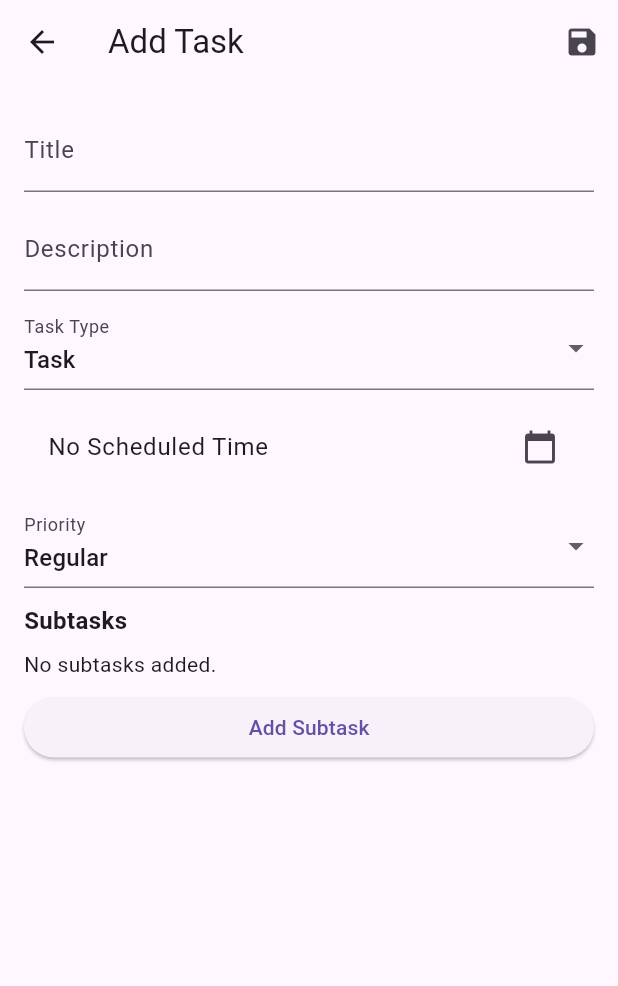
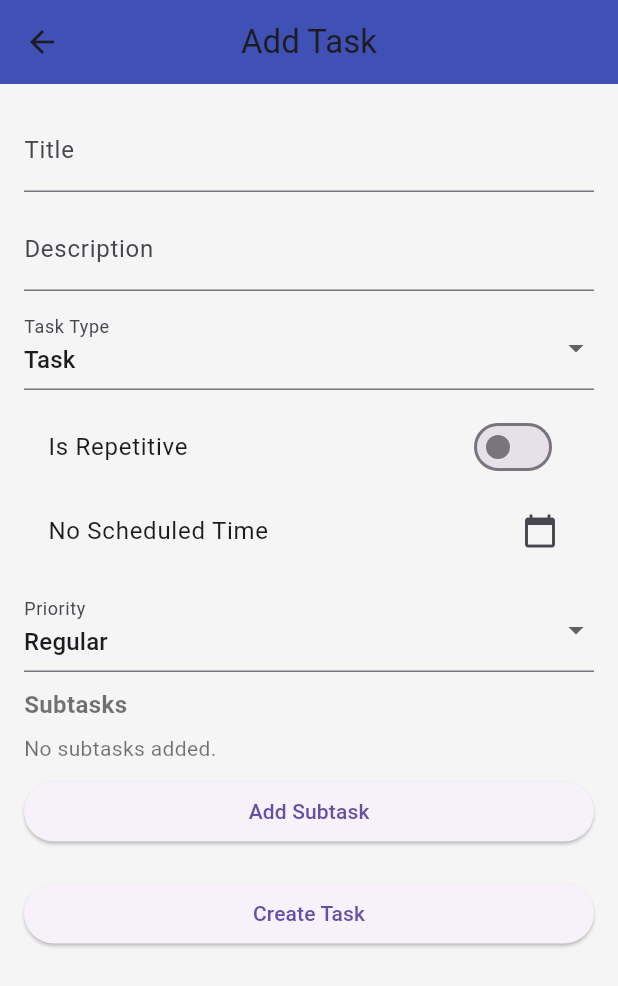
Before and after one commit to indrajagadeesh/myapp, a Flutter app: the screen it shows after launch, after a tap on the "add" icon, on a phone screen of 412 x 824 dp. Shown: the top 986 px of the screen. Run offline on Flutter 3.47's test engine with Material 3 defaults, Android fonts, the phone set to English and light mode, and no system bars; our stand-ins replace fl_chart, flutter_local_notifications, hive, hive_flutter, timezone; accounts and stored records are empty.

Commit message:
working with some issues

```diff
--- a/lib/main.dart
+++ b/lib/main.dart
@@ -19,6 +19,7 @@ import 'utils/theme.dart';
 void main() async {
   WidgetsFlutterBinding.ensureInitialized();
 
+  try {
     await Hive.initFlutter();
 
     // Register TypeAdapters
@@ -52,7 +53,20 @@ void main() async {
     await Hive.openBox<Folder>('folders');
     await Hive.openBox<Subtask>('subtasks');
 
-  runApp(MyApp());
+    runApp(const MyApp());
+  } catch (e, stackTrace) {
+    // Print the error to the console
+    print('Error during initialization: $e');
+    print(stackTrace);
+    // Optionally, you can show a simple error screen
+    runApp(MaterialApp(
+      home: Scaffold(
+        body: Center(
+          child: Text('An error occurred during initialization.\n$e'),
+        ),
+      ),
+    ));
+  }
 }
 
 class MyApp extends StatelessWidget {
--- a/lib/models/task.dart
+++ b/lib/models/task.dart
@@ -31,8 +31,9 @@ class Task extends HiveObject {
   @HiveField(7)
   List<Subtask> subtasks;
 
+  // Changed from Duration to int (microseconds)
   @HiveField(8)
-  Duration timeSpent;
+  int timeSpentMicroseconds;
 
   @HiveField(9)
   String? folderId;
@@ -62,14 +63,21 @@ class Task extends HiveObject {
     this.hasAlarm = false,
     this.priority = TaskPriority.Regular,
     this.subtasks = const [],
-    this.timeSpent = Duration.zero,
+    Duration timeSpent = Duration.zero,
     this.folderId,
     this.isCompleted = false,
     this.completedDate,
     this.isRepetitive = false,
     this.frequency = Frequency.Daily,
     this.selectedWeekdays,
-  });
+  }) : timeSpentMicroseconds = timeSpent.inMicroseconds;
+
+  // Getter and setter for timeSpent as Duration
+  Duration get timeSpent => Duration(microseconds: timeSpentMicroseconds);
+
+  set timeSpent(Duration value) {
+    timeSpentMicroseconds = value.inMicroseconds;
+  }
 }
 
 @HiveType(typeId: 0)
--- a/lib/screens/add_task_screen.dart
+++ b/lib/screens/add_task_screen.dart
@@ -29,6 +29,11 @@ class _AddTaskScreenState extends State<AddTaskScreen> {
   TaskPriority _priority = TaskPriority.Regular;
   List<Subtask> _subtasks = [];
 
+  // New fields for frequency and weekdays
+  bool _isRepetitive = false;
+  Frequency _frequency = Frequency.Daily;
+  List<Weekday> _selectedWeekdays = [];
+
   @override
   void initState() {
     super.initState();
@@ -44,6 +49,9 @@ class _AddTaskScreenState extends State<AddTaskScreen> {
         _hasAlarm = task.hasAlarm;
         _priority = task.priority;
         _subtasks = List.from(task.subtasks);
+        _isRepetitive = task.isRepetitive;
+        _frequency = task.frequency;
+        _selectedWeekdays = task.selectedWeekdays ?? [];
       }
     }
   }
@@ -63,6 +71,19 @@ class _AddTaskScreenState extends State<AddTaskScreen> {
   void _submit() {
     if (_formKey.currentState!.validate()) {
       _formKey.currentState!.save();
+
+      // Validate that scheduledTime is in the future if hasAlarm is true
+      if (_hasAlarm && _scheduledTime != null) {
+        if (_scheduledTime!.isBefore(DateTime.now())) {
+          ScaffoldMessenger.of(context).showSnackBar(
+            const SnackBar(
+              content: Text('Scheduled time must be in the future.'),
+            ),
+          );
+          return;
+        }
+      }
+
       final taskProvider = Provider.of<TaskProvider>(context, listen: false);
 
       if (widget.taskId != null) {
@@ -76,6 +97,9 @@ class _AddTaskScreenState extends State<AddTaskScreen> {
           task.hasAlarm = _hasAlarm;
           task.priority = _priority;
           task.subtasks = _subtasks;
+          task.isRepetitive = _isRepetitive;
+          task.frequency = _frequency;
+          task.selectedWeekdays = _selectedWeekdays;
           taskProvider.updateTask(task);
         }
       } else {
@@ -89,10 +113,90 @@ class _AddTaskScreenState extends State<AddTaskScreen> {
           hasAlarm: _hasAlarm,
           priority: _priority,
           subtasks: _subtasks,
+          isRepetitive: _isRepetitive,
+          frequency: _frequency,
+          selectedWeekdays: _selectedWeekdays,
         );
         taskProvider.addTask(newTask);
       }
       Navigator.pop(context);
+    }
+  }
+
+  void _showWeekdaySelectionDialog() {
+    showDialog(
+      context: context,
+      builder: (BuildContext context) {
+        List<Weekday> weekdays = Weekday.values;
+        return AlertDialog(
+          title: const Text('Select Days'),
+          content: SingleChildScrollView(
+            child: Column(
+              children: weekdays.map((weekday) {
+                return CheckboxListTile(
+                  title: Text(weekdayText(weekday)),
+                  value: _selectedWeekdays.contains(weekday),
+                  onChanged: (bool? value) {
+                    setState(() {
+                      if (value == true) {
+                        _selectedWeekdays.add(weekday);
+                      } else {
+                        _selectedWeekdays.remove(weekday);
+                      }
+                    });
+                  },
+                );
+              }).toList(),
+            ),
+          ),
+          actions: [
+            TextButton(
+              onPressed: () => Navigator.pop(context),
+              child: const Text('Done'),
+            ),
+          ],
+        );
+      },
+    );
+  }
+
+  Future<void> _pickScheduledTime() async {
+    final DateTime now = DateTime.now();
+    final DateTime initialDate = _scheduledTime ?? now;
+    final DateTime? pickedDate = await showDatePicker(
+      context: context,
+      initialDate: initialDate.isBefore(now) ? now : initialDate,
+      firstDate: now,
+      lastDate: DateTime(2100),
+    );
+    if (pickedDate != null) {
+      final TimeOfDay? pickedTime = await showTimePicker(
+        context: context,
+        initialTime: _scheduledTime != null
+            ? TimeOfDay.fromDateTime(_scheduledTime!)
+            : TimeOfDay.now(),
+      );
+      if (pickedTime != null) {
+        final DateTime pickedDateTime = DateTime(
+          pickedDate.year,
+          pickedDate.month,
+          pickedDate.day,
+          pickedTime.hour,
+          pickedTime.minute,
+        );
+        if (pickedDateTime.isBefore(now)) {
+          ScaffoldMessenger.of(context).showSnackBar(
+            const SnackBar(
+              content: Text('Scheduled time must be in the future.'),
+            ),
+          );
+          return;
+        }
+        setState(() {
+          _scheduledTime = pickedDateTime;
+          _hasAlarm = true;
+        });
+      }
     }
   }
 
@@ -102,12 +206,6 @@ class _AddTaskScreenState extends State<AddTaskScreen> {
     return Scaffold(
       appBar: AppBar(
         title: Text(isEditing ? 'Edit Task' : 'Add Task'),
-        actions: [
-          IconButton(
-            icon: const Icon(Icons.save),
-            onPressed: _submit,
-          ),
-        ],
       ),
       body: Padding(
         padding: const EdgeInsets.all(16.0),
@@ -152,40 +250,57 @@ class _AddTaskScreenState extends State<AddTaskScreen> {
                 },
               ),
               const SizedBox(height: 10),
+              // Repetitive Task Switch
+              SwitchListTile(
+                title: const Text('Is Repetitive'),
+                value: _isRepetitive,
+                onChanged: (bool value) {
+                  setState(() {
+                    _isRepetitive = value;
+                  });
+                },
+              ),
+              if (_isRepetitive) ...[
+                // Frequency Dropdown
+                DropdownButtonFormField<Frequency>(
+                  value: _frequency,
+                  decoration: const InputDecoration(labelText: 'Frequency'),
+                  items: Frequency.values.map((Frequency freq) {
+                    return DropdownMenuItem<Frequency>(
+                      value: freq,
+                      child: Text(frequencyText(freq)),
+                    );
+                  }).toList(),
+                  onChanged: (Frequency? newValue) {
+                    setState(() {
+                      _frequency = newValue ?? Frequency.Daily;
+                    });
+                  },
+                ),
+                const SizedBox(height: 10),
+                // Weekday Selection
+                ElevatedButton(
+                  onPressed: _showWeekdaySelectionDialog,
+                  child: const Text('Select Days'),
+                ),
+                if (_selectedWeekdays.isNotEmpty)
+                  Wrap(
+                    spacing: 8.0,
+                    children: _selectedWeekdays.map((weekday) {
+                      return Chip(
+                        label: Text(weekdayText(weekday)),
+                      );
+                    }).toList(),
+                  ),
+                const SizedBox(height: 10),
+              ],
               // Scheduled Time Picker
               ListTile(
                 title: Text(_scheduledTime == null
                     ? 'No Scheduled Time'
                     : 'Scheduled Time: ${_scheduledTime!.toLocal()}'),
                 trailing: const Icon(Icons.calendar_today),
-                onTap: () async {
-                  final DateTime? pickedDate = await showDatePicker(
-                    context: context,
-                    initialDate: _scheduledTime ?? DateTime.now(),
-                    firstDate: DateTime.now(),
-                    lastDate: DateTime(2100),
-                  );
-                  if (pickedDate != null) {
-                    final TimeOfDay? pickedTime = await showTimePicker(
-                      context: context,
-                      initialTime: _scheduledTime != null
-                          ? TimeOfDay.fromDateTime(_scheduledTime!)
-                          : TimeOfDay.now(),
-                    );
-                    if (pickedTime != null) {
-                      setState(() {
-                        _scheduledTime = DateTime(
-                          pickedDate.year,
-                          pickedDate.month,
-                          pickedDate.day,
-                          pickedTime.hour,
-                          pickedTime.minute,
-                        );
-                        _hasAlarm = true;
-                      });
-                    }
-                  }
-                },
+                onTap: _pickScheduledTime,
               ),
               const SizedBox(height: 10),
               // Priority Dropdown
@@ -236,6 +351,12 @@ class _AddTaskScreenState extends State<AddTaskScreen> {
                 },
                 child: const Text('Add Subtask'),
               ),
+              const SizedBox(height: 20),
+              // Submit Button
+              ElevatedButton(
+                onPressed: _submit,
+                child: Text(isEditing ? 'Update Task' : 'Create Task'),
+              ),
             ],
           ),
         ),
--- a/lib/screens/home_screen.dart
+++ b/lib/screens/home_screen.dart
@@ -17,10 +17,32 @@ class HomeScreen extends StatelessWidget {
       );
     } else {
       return Column(
-        children: tasks.map((task) {
-          return ListTile(
+        crossAxisAlignment: CrossAxisAlignment.start,
+        children: [
+          Padding(
+            padding: const EdgeInsets.symmetric(horizontal: 16.0),
+            child: Text(
+              title,
+              style: const TextStyle(fontSize: 22, fontWeight: FontWeight.bold),
+            ),
+          ),
+          const SizedBox(height: 10),
+          ...tasks.map((task) {
+            return Card(
+              elevation: 2,
+              margin:
+                  const EdgeInsets.symmetric(vertical: 8.0, horizontal: 16.0),
+              child: ListTile(
+                leading: Icon(
+                  task.isCompleted
+                      ? Icons.check_circle
+                      : Icons.radio_button_unchecked,
+                  color: task.isCompleted ? Colors.green : Colors.grey,
+                ),
                 title: Text(task.title),
-            subtitle: Text(priorityText(task.priority)),
+                subtitle: Text(
+                    '${priorityText(task.priority)} • ${taskTypeText(task.taskType)}'),
+                trailing: const Icon(Icons.arrow_forward_ios),
                 onTap: () {
                   Navigator.pushNamed(
                     context,
@@ -28,8 +50,10 @@ class HomeScreen extends StatelessWidget {
                     arguments: {'taskId': task.id},
                   );
                 },
+              ),
             );
           }).toList(),
+        ],
       );
     }
   }
@@ -58,27 +82,15 @@ class HomeScreen extends StatelessWidget {
           ),
         ],
       ),
-      body: ListView(
+      body: SingleChildScrollView(
+        child: Column(
           children: [
-          // Display Tasks
-          const Padding(
-            padding: EdgeInsets.all(8.0),
-            child: Text(
-              'Tasks',
-              style: TextStyle(fontSize: 18, fontWeight: FontWeight.bold),
+            const SizedBox(height: 16),
+            _buildTaskList(context, tasks, 'Tasks'),
+            const SizedBox(height: 16),
+            _buildTaskList(context, routines, 'Routines'),
+          ],
         ),
-          ),
-          _buildTaskList(context, tasks, 'tasks'),
-          // Display Routines
-          const Padding(
-            padding: EdgeInsets.all(8.0),
-            child: Text(
-              'Routines',
-              style: TextStyle(fontSize: 18, fontWeight: FontWeight.bold),
-            ),
-          ),
-          _buildTaskList(context, routines, 'routines'),
-        ],
       ),
       floatingActionButton: FloatingActionButton(
         onPressed: () {
--- a/lib/utils/notification_service.dart
+++ b/lib/utils/notification_service.dart
@@ -12,11 +12,25 @@ class NotificationService {
   static Future<void> initialize() async {
     tz.initializeTimeZones();
 
+    // Android initialization settings
     const AndroidInitializationSettings initializationSettingsAndroid =
         AndroidInitializationSettings('@mipmap/ic_launcher');
 
+    // iOS initialization settings
+    const DarwinInitializationSettings initializationSettingsDarwin =
+        DarwinInitializationSettings(
+      requestAlertPermission: true,
+      requestBadgePermission: true,
+      requestSoundPermission: true,
+    );
+
+    // Initialization settings for both platforms
     const InitializationSettings initializationSettings =
-        InitializationSettings(android: initializationSettingsAndroid);
+        InitializationSettings(
+      android: initializationSettingsAndroid,
+      iOS: initializationSettingsDarwin,
+      macOS: initializationSettingsDarwin,
+    );
 
     await _notificationsPlugin.initialize(initializationSettings);
   }
@@ -24,11 +38,21 @@ class NotificationService {
   static Future<void> scheduleNotification(Task task) async {
     if (task.scheduledTime == null) return;
 
+    // Ensure the scheduled time is in the future
+    final tz.TZDateTime scheduledDate =
+        tz.TZDateTime.from(task.scheduledTime!, tz.local);
+
+    if (scheduledDate.isBefore(tz.TZDateTime.now(tz.local))) {
+      // Do not schedule the notification if the time is in the past
+      print('Cannot schedule notification for a past date/time.');
+      return;
+    }
+
     await _notificationsPlugin.zonedSchedule(
       task.key as int, // Unique ID for the notification
       task.title,
       task.description,
-      tz.TZDateTime.from(task.scheduledTime!, tz.local),
+      scheduledDate,
       const NotificationDetails(
         android: AndroidNotificationDetails(
           'task_channel',
@@ -37,6 +61,8 @@ class NotificationService {
           importance: Importance.max,
           priority: Priority.high,
         ),
+        iOS: DarwinNotificationDetails(),
+        macOS: DarwinNotificationDetails(),
       ),
       androidAllowWhileIdle: true,
       uiLocalNotificationDateInterpretation:
--- a/lib/utils/theme.dart
+++ b/lib/utils/theme.dart
@@ -3,6 +3,20 @@
 import 'package:flutter/material.dart';
 
 final ThemeData appTheme = ThemeData(
-  primarySwatch: Colors.blue,
+  primarySwatch: Colors.indigo,
   visualDensity: VisualDensity.adaptivePlatformDensity,
+  scaffoldBackgroundColor: Colors.grey[100],
+  appBarTheme: const AppBarTheme(
+    backgroundColor: Colors.indigo,
+    elevation: 0,
+    centerTitle: true,
+  ),
+  floatingActionButtonTheme: const FloatingActionButtonThemeData(
+    backgroundColor: Colors.indigo,
+  ),
+  textTheme: const TextTheme(
+    bodyLarge: TextStyle(color: Colors.black87),
+    bodyMedium: TextStyle(color: Colors.black54),
+    titleLarge: TextStyle(color: Colors.black87),
+  ),
 );
```
Also changed, not shown: lib/models/task.g.dart. Lines whose indentation alone changed are shown as unchanged.
